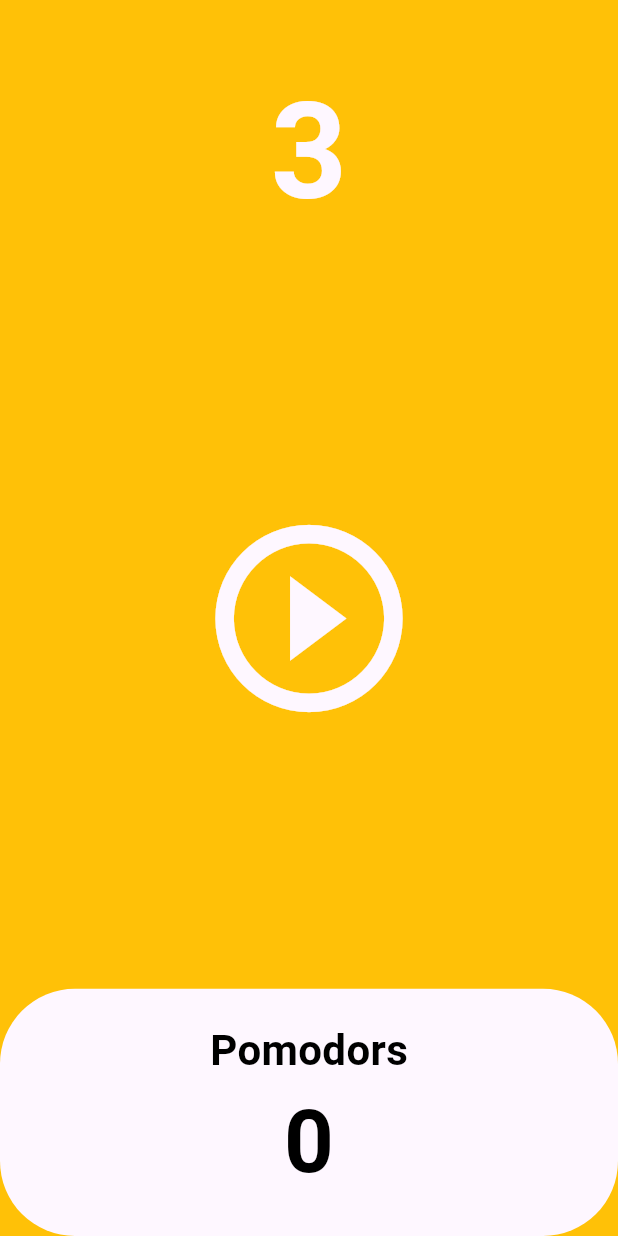
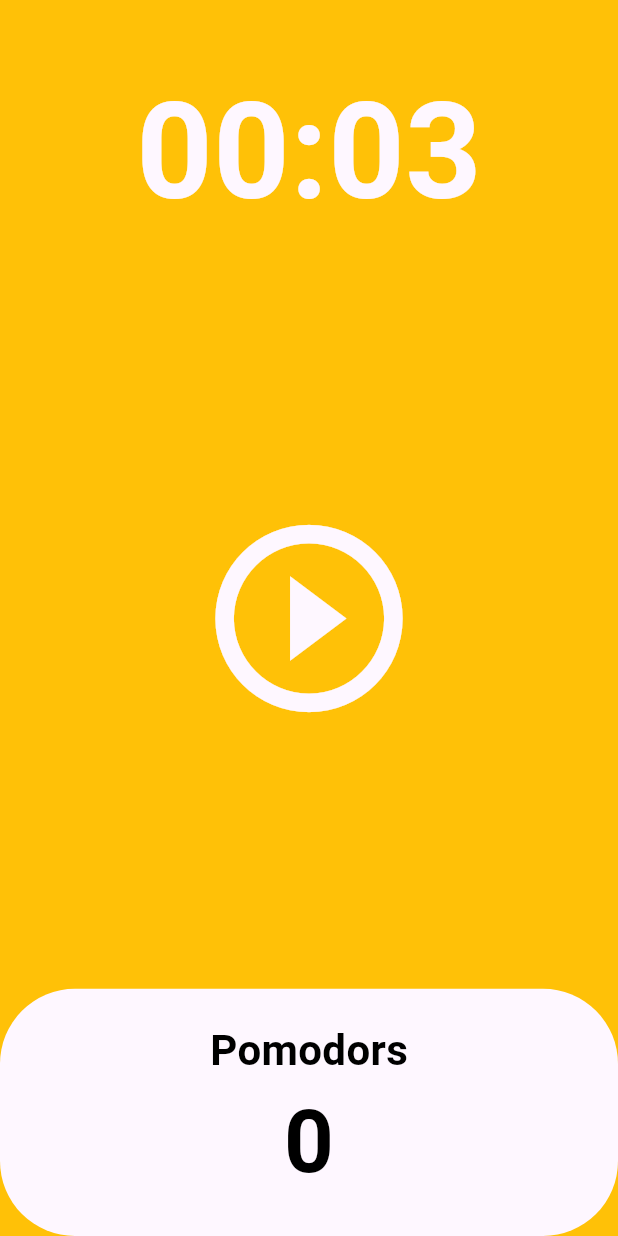
Before and after one commit to Gayun00/flutter-pomodor-timer, a Flutter app: the screen it shows after launch, on a phone screen of 412 x 824 dp. Run offline on Flutter 3.47's test engine with Material 3 defaults, Android fonts, the phone set to English and light mode, and no system bars.

Commit message:
Add: show formatted time

```diff
--- a/lib/screen/home_screen.dart
+++ b/lib/screen/home_screen.dart
@@ -1,8 +1,6 @@
 import 'dart:async';
 
 import 'package:flutter/material.dart';
-
-int timerSeconds = 3;
 
 class HomeScreen extends StatefulWidget {
   const HomeScreen({super.key});
@@ -12,7 +10,8 @@ class HomeScreen extends StatefulWidget {
 }
 
 class _HomeScreenState extends State<HomeScreen> {
-  int totalSeconds = timerSeconds;
+  static const twentyFiveMinutes = 3;
+  int totalSeconds = twentyFiveMinutes;
   bool isRunning = false;
   int totalPomodors = 0;
   late Timer timer;
@@ -21,7 +20,7 @@ class _HomeScreenState extends State<HomeScreen> {
     if (totalSeconds == 0) {
       setState(() {
         totalPomodors += 1;
-        totalSeconds = timerSeconds;
+        totalSeconds = twentyFiveMinutes;
         isRunning = false;
       });
 
@@ -47,6 +46,11 @@ class _HomeScreenState extends State<HomeScreen> {
     });
   }
 
+  String format(int seconds) {
+    var duration = Duration(seconds: seconds);
+    return (duration.toString().split(".").first.substring(2, 7));
+  }
+
   @override
   Widget build(BuildContext context) {
     return Scaffold(
@@ -57,7 +61,7 @@ class _HomeScreenState extends State<HomeScreen> {
                 flex: 1,
                 child: Container(
                     alignment: Alignment.bottomCenter,
-                    child: Text('$totalSeconds',
+                    child: Text(format(totalSeconds),
                         style: TextStyle(
                             color: Theme.of(context).cardColor,
                             fontSize: 89,
```
